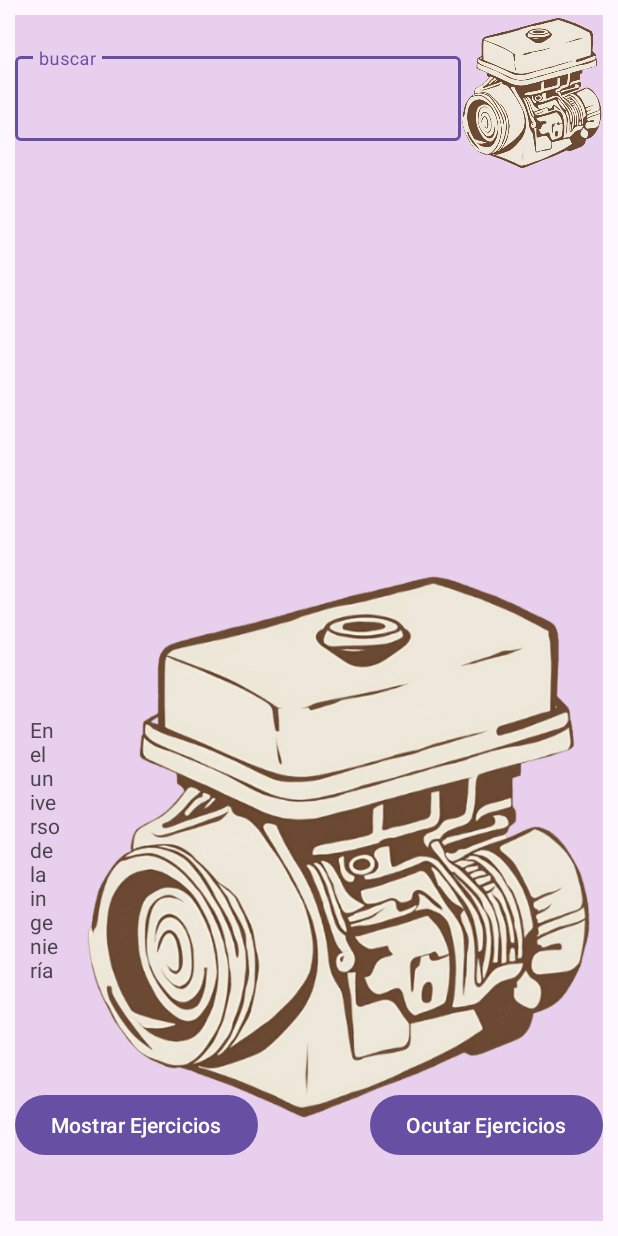
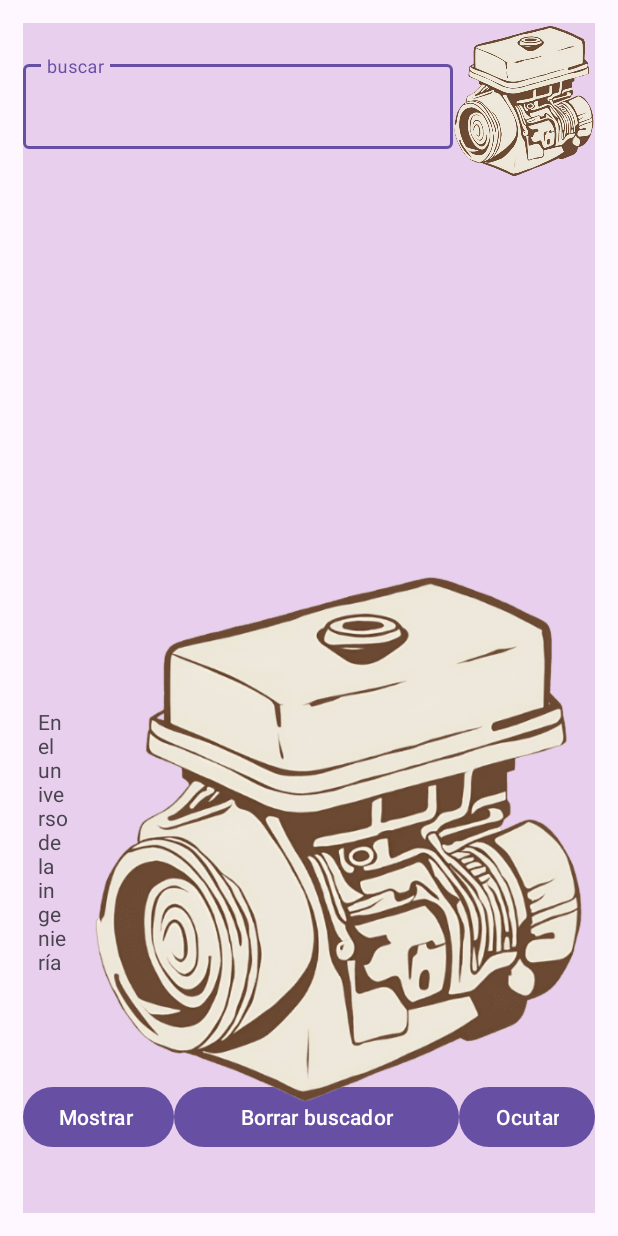
Before and after one commit to Requena05/Seminario3Disenio_Interfaces-Francisco-Requena-Sanchez, an Android app: the screen it shows after launch (VistaAMiGustoActivity), on a phone screen of 412 x 824 dp. Run offline under Robolectric (Android 15) with nearby library versions, the light colour scheme and no system bars.

Commit message:
feat: Refine VistaAMiGustoActivity layout and functionality
This commit introduces the following changes to the VistaAMiGustoActivity:

- Increases
 the outer margin of the layout to 15dp.
- Widens the "Mostrar" and "Ocultar" buttons to occupy their respective halves of the screen using `android:layout_width="0dp"` and constraints.
- Shortens the button text to "Mostrar" and "Ocultar".

- Introduces a new "Borrar buscador" button centered between the "Mostrar" and "Ocultar" buttons, allowing users to clear the search field.

```diff
--- a/app/src/main/res/layout/activity_vista_ami_gusto.xml
+++ b/app/src/main/res/layout/activity_vista_ami_gusto.xml
@@ -6,7 +6,7 @@
     android:layout_width="match_parent"
     android:layout_height="match_parent"
     tools:context=".VistaAMiGustoActivity"
-    android:layout_margin="10dp"
+    android:layout_margin="15dp"
     android:background="#AEE1BEE7"
     >
 
@@ -42,9 +42,9 @@
         />
     <Button
         android:id="@+id/MostrarEjercicios"
-        android:layout_width="wrap_content"
+        android:layout_width="0dp"
         android:layout_height="wrap_content"
-        android:text="Mostrar Ejercicios"
+        android:text="Mostrar "
         android:layout_marginTop="10dp"
         app:layout_constraintStart_toStartOf="parent"
         app:layout_constraintBottom_toBottomOf="parent"
@@ -86,15 +86,26 @@
     </ScrollView>
     <Button
         android:id="@+id/OcultarEjercicios"
-        android:layout_width="wrap_content"
+        android:layout_width="0dp"
         android:layout_height="wrap_content"
-        android:text="Ocutar Ejercicios"
+        android:text="Ocutar"
         android:layout_marginTop="10dp"
         android:layout_marginBottom="40dp"
         app:layout_constraintEnd_toEndOf="parent"
         app:layout_constraintBottom_toBottomOf="parent"
         />
 
+
+    <Button
+    android:id="@+id/BorrarBuscador"
+    android:layout_width="0dp"
+    android:layout_height="wrap_content"
+    android:text="Borrar buscador"
+    android:layout_marginTop="10dp"
+    android:layout_marginBottom="40dp"
+    app:layout_constraintStart_toEndOf="@id/MostrarEjercicios"
+    app:layout_constraintEnd_toStartOf="@id/OcultarEjercicios"
+    app:layout_constraintBottom_toBottomOf="parent"/>
     <LinearLayout
         android:layout_width="wrap_content"
         android:layout_height="wrap_content"
```
